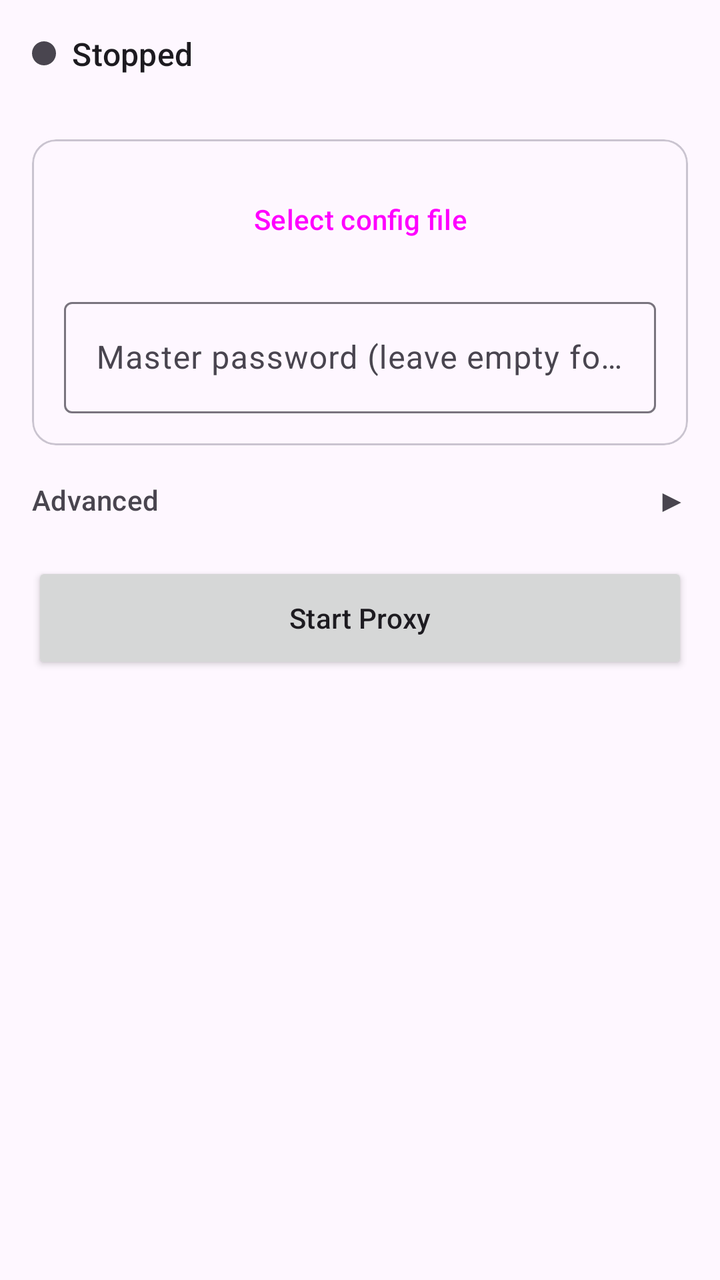
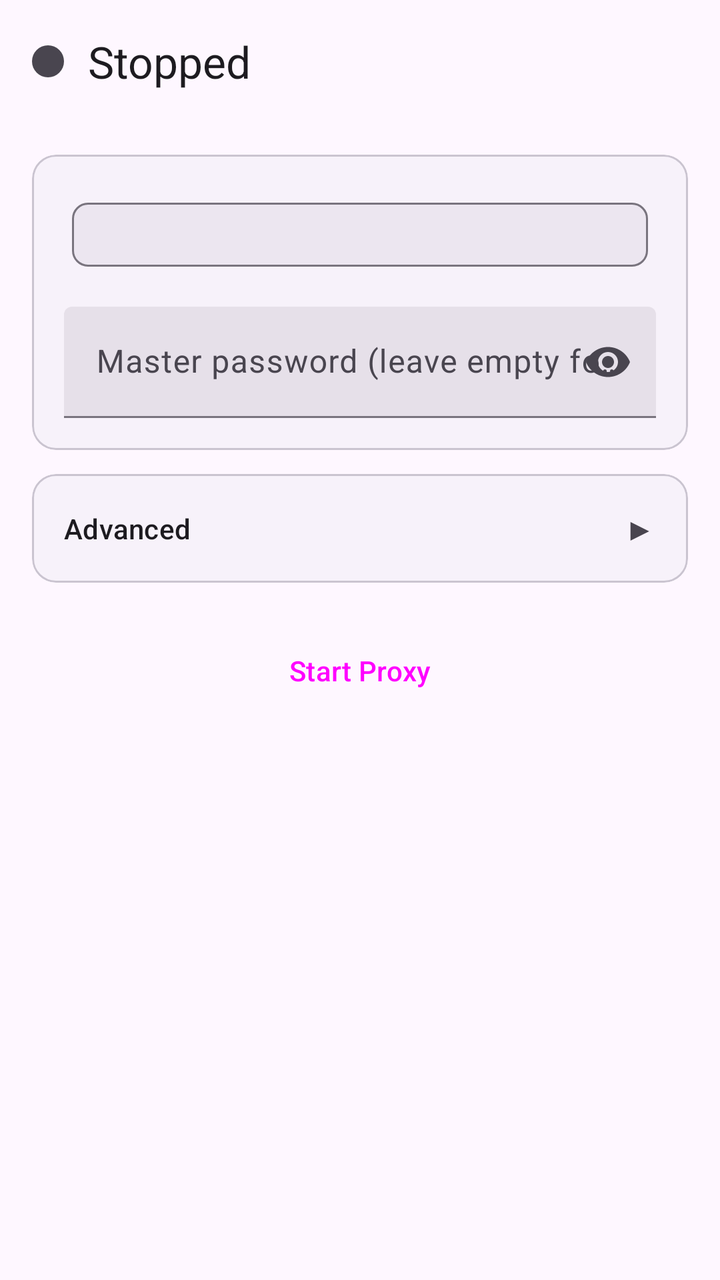

Compare the two renders of this Android layout. The source of the first and the diff that turns it into the second are given below.
<!-- AndroidManifest.xml: application theme Theme.Flowdav -->
<!-- res/layout/activity_main.xml -->
<?xml version="1.0" encoding="utf-8"?>
<ScrollView xmlns:android="http://schemas.android.com/apk/res/android"
    xmlns:app="http://schemas.android.com/apk/res-auto"
    android:layout_width="match_parent"
    android:layout_height="match_parent"
    android:fitsSystemWindows="true">

    <LinearLayout
        android:layout_width="match_parent"
        android:layout_height="wrap_content"
        android:gravity="center_horizontal"
        android:orientation="vertical"
        android:padding="16dp">

        
        <LinearLayout
            android:layout_width="match_parent"
            android:layout_height="wrap_content"
            android:orientation="horizontal"
            android:gravity="center_vertical"
            android:layout_marginBottom="20dp">

            <TextView
                android:id="@+id/statusDot"
                android:layout_width="12dp"
                android:layout_height="12dp"
                android:background="@drawable/status_dot_stopped"
                android:layout_marginEnd="8dp" />

            <TextView
                android:id="@+id/statusText"
                android:layout_width="0dp"
                android:layout_height="wrap_content"
                android:layout_weight="1"
                android:text="@string/status_stopped"
                android:textAppearance="?attr/textAppearanceTitleMedium" />

        </LinearLayout>

        
        <com.google.android.material.button.MaterialButtonToggleGroup
            android:id="@+id/modeToggle"
            android:layout_width="match_parent"
            android:layout_height="wrap_content"
            android:layout_marginBottom="12dp"
            app:singleSelection="true"
            app:selectionRequired="true">

            <Button
                android:id="@+id/modeFile"
                style="?attr/materialButtonOutlinedStyle"
                android:layout_width="0dp"
                android:layout_height="wrap_content"
                android:layout_weight="1"
                android:text="@string/mode_file"
                app:icon="@android:drawable/ic_menu_myplaces"
                android:checked="true" />

            <Button
                android:id="@+id/modeManual"
                style="?attr/materialButtonOutlinedStyle"
                android:layout_width="0dp"
                android:layout_height="wrap_content"
                android:layout_weight="1"
                android:text="@string/mode_manual"
                app:icon="@android:drawable/ic_menu_edit" />

        </com.google.android.material.button.MaterialButtonToggleGroup>

        
        <com.google.android.material.card.MaterialCardView
            android:id="@+id/fileSection"
            style="?attr/materialCardViewOutlinedStyle"
            android:layout_width="match_parent"
            android:layout_height="wrap_content"
            android:layout_marginBottom="8dp"
            app:cardElevation="0dp">

            <LinearLayout
                android:layout_width="match_parent"
                android:layout_height="wrap_content"
                android:orientation="vertical"
                android:padding="16dp">

                <Button
                    android:id="@+id/selectFileButton"
                    style="?attr/materialButtonOutlinedStyle"
                    android:layout_width="match_parent"
                    android:layout_height="wrap_content"
                    android:text="@string/select_file"
                    app:icon="@android:drawable/ic_menu_gallery" />

                <com.google.android.material.chip.Chip
                    android:id="@+id/configChip"
                    android:layout_width="match_parent"
                    android:layout_height="wrap_content"
                    android:layout_marginTop="8dp"
                    android:visibility="gone"
                    style="@style/Widget.Material3.Chip.Input"
                    app:chipIconVisible="false"
                    app:closeIconVisible="true"
                    app:closeIconTint="?attr/colorOnSurfaceVariant" />

                <com.google.android.material.textfield.TextInputLayout
                    android:layout_width="match_parent"
                    android:layout_height="wrap_content"
                    android:layout_marginTop="12dp"
                    style="@style/Widget.Material3.TextInputLayout.OutlinedBox">

                    <com.google.android.material.textfield.TextInputEditText
                        android:id="@+id/passwordInput"
                        android:layout_width="match_parent"
                        android:layout_height="wrap_content"
                        android:hint="@string/password_hint"
                        android:inputType="textPassword" />

                </com.google.android.material.textfield.TextInputLayout>

            </LinearLayout>

        </com.google.android.material.card.MaterialCardView>

        
        <com.google.android.material.card.MaterialCardView
            android:id="@+id/manualSection"
            style="?attr/materialCardViewOutlinedStyle"
            android:layout_width="match_parent"
            android:layout_height="wrap_content"
            android:layout_marginBottom="8dp"
            android:visibility="gone"
            app:cardElevation="0dp">

            <LinearLayout
                android:layout_width="match_parent"
                android:layout_height="wrap_content"
                android:orientation="vertical"
                android:padding="16dp">

                <TextView
                    android:layout_width="wrap_content"
                    android:layout_height="wrap_content"
                    android:text="WebDAV"
                    android:textAppearance="?attr/textAppearanceTitleSmall"
                    android:layout_marginBottom="8dp" />

                <com.google.android.material.textfield.TextInputLayout
                    android:layout_width="match_parent"
                    android:layout_height="wrap_content"
                    style="@style/Widget.Material3.TextInputLayout.OutlinedBox">

                    <com.google.android.material.textfield.TextInputEditText
                        android:id="@+id/webdavUrlInput"
                        android:layout_width="match_parent"
                        android:layout_height="wrap_content"
                        android:hint="@string/webdav_url"
                        android:inputType="textUri" />

                </com.google.android.material.textfield.TextInputLayout>

                <com.google.android.material.textfield.TextInputLayout
                    android:layout_width="match_parent"
                    android:layout_height="wrap_content"
                    android:layout_marginTop="8dp"
                    style="@style/Widget.Material3.TextInputLayout.OutlinedBox">

                    <com.google.android.material.textfield.TextInputEditText
                        android:id="@+id/webdavLoginInput"
                        android:layout_width="match_parent"
                        android:layout_height="wrap_content"
                        android:hint="@string/webdav_login"
                        android:inputType="text" />

                </com.google.android.material.textfield.TextInputLayout>

                <com.google.android.material.textfield.TextInputLayout
                    android:layout_width="match_parent"
                    android:layout_height="wrap_content"
                    android:layout_marginTop="8dp"
                    style="@style/Widget.Material3.TextInputLayout.OutlinedBox">

                    <com.google.android.material.textfield.TextInputEditText
                        android:id="@+id/webdavTokenInput"
                        android:layout_width="match_parent"
                        android:layout_height="wrap_content"
                        android:hint="@string/webdav_token"
                        android:inputType="textPassword" />

                </com.google.android.material.textfield.TextInputLayout>

                <TextView
                    android:layout_width="wrap_content"
                    android:layout_height="wrap_content"
                    android:text="Encryption Keys"
                    android:textAppearance="?attr/textAppearanceTitleSmall"
                    android:layout_marginTop="16dp"
                    android:layout_marginBottom="8dp" />

                <com.google.android.material.textfield.TextInputLayout
                    android:layout_width="match_parent"
                    android:layout_height="wrap_content"
                    style="@style/Widget.Material3.TextInputLayout.OutlinedBox">

                    <com.google.android.material.textfield.TextInputEditText
                        android:id="@+id/encKeyInput"
                        android:layout_width="match_parent"
                        android:layout_height="wrap_content"
                        android:hint="@string/enc_key"
                        android:inputType="text" />

                </com.google.android.material.textfield.TextInputLayout>

                <com.google.android.material.textfield.TextInputLayout
                    android:layout_width="match_parent"
                    android:layout_height="wrap_content"
                    android:layout_marginTop="8dp"
                    style="@style/Widget.Material3.TextInputLayout.OutlinedBox">

                    <com.google.android.material.textfield.TextInputEditText
                        android:id="@+id/hmacKeyInput"
                        android:layout_width="match_parent"
                        android:layout_height="wrap_content"
                        android:hint="@string/hmac_key"
                        android:inputType="text" />

                </com.google.android.material.textfield.TextInputLayout>

            </LinearLayout>

        </com.google.android.material.card.MaterialCardView>

        
        <LinearLayout
            android:layout_width="match_parent"
            android:layout_height="wrap_content"
            android:orientation="vertical"
            android:layout_marginBottom="8dp">

            <LinearLayout
                android:id="@+id/advancedHeader"
                android:layout_width="match_parent"
                android:layout_height="wrap_content"
                android:orientation="horizontal"
                android:gravity="center_vertical"
                android:clickable="true"
                android:focusable="true"
                android:foreground="?attr/selectableItemBackground"
                android:paddingVertical="8dp">

                <TextView
                    android:layout_width="0dp"
                    android:layout_height="wrap_content"
                    android:layout_weight="1"
                    android:text="@string/advanced"
                    android:textAppearance="?attr/textAppearanceTitleSmall"
                    android:textColor="?attr/colorOnSurfaceVariant" />

                <TextView
                    android:id="@+id/advancedArrow"
                    android:layout_width="wrap_content"
                    android:layout_height="wrap_content"
                    android:text="▶"
                    android:textSize="16sp"
                    android:textColor="?attr/colorOnSurfaceVariant" />

            </LinearLayout>

            <com.google.android.material.card.MaterialCardView
                android:id="@+id/advancedContent"
                style="?attr/materialCardViewOutlinedStyle"
                android:layout_width="match_parent"
                android:layout_height="wrap_content"
                android:visibility="gone"
                app:cardElevation="0dp">

                <LinearLayout
                    android:layout_width="match_parent"
                    android:layout_height="wrap_content"
                    android:orientation="vertical"
                    android:padding="16dp">

                    <com.google.android.material.textfield.TextInputLayout
                        android:layout_width="match_parent"
                        android:layout_height="wrap_content"
                        style="@style/Widget.Material3.TextInputLayout.OutlinedBox">

                        <com.google.android.material.textfield.TextInputEditText
                            android:id="@+id/listenAddrInput"
                            android:layout_width="match_parent"
                            android:layout_height="wrap_content"
                            android:hint="@string/listen_addr"
                            android:text="0.0.0.0:1080"
                            android:inputType="text" />

                    </com.google.android.material.textfield.TextInputLayout>

                </LinearLayout>

            </com.google.android.material.card.MaterialCardView>

        </LinearLayout>

        
        <Button
            android:id="@+id/actionButton"
            android:layout_width="match_parent"
            android:layout_height="56dp"
            android:layout_marginTop="4dp"
            android:text="@string/start_proxy"
            android:textAppearance="?attr/textAppearanceLabelLarge" />

        
        <TextView
            android:id="@+id/statsText"
            android:layout_width="match_parent"
            android:layout_height="wrap_content"
            android:layout_marginTop="12dp"
            android:gravity="center"
            android:textAppearance="?attr/textAppearanceBodySmall"
            android:textColor="?attr/colorOnSurfaceVariant"
            android:visibility="gone" />

    </LinearLayout>

</ScrollView>
<!-- resources referenced by this layout -->
<resources>
  <!-- drawable status_dot_stopped (drawable) -->
  <?xml version="1.0" encoding="utf-8"?>
  <shape xmlns:android="http://schemas.android.com/apk/res/android"
      android:shape="oval">
      <solid android:color="?attr/colorOnSurfaceVariant" />
      <size android:width="12dp" android:height="12dp" />
  </shape>
  <string name="advanced">Advanced</string>
  <string name="enc_key">Encryption key (base64, 32 bytes)</string>
  <string name="hmac_key">HMAC key (base64, 32 bytes)</string>
  <string name="listen_addr">Listen address</string>
  <string name="mode_file">Config file</string>
  <string name="mode_manual">Manual</string>
  <string name="password_hint">Master password (leave empty for plaintext)</string>
  <string name="select_file">Select config file</string>
  <string name="start_proxy">Start Proxy</string>
  <string name="status_stopped">Stopped</string>
  <string name="webdav_login">WebDAV login</string>
  <string name="webdav_token">WebDAV password/token</string>
  <string name="webdav_url">WebDAV URL</string>
  <style name="Theme.Flowdav" parent="Theme.Material3.DayNight.NoActionBar" />
</resources>

<!-- the commit's change to res/layout/activity_main.xml (unified diff, before → after) -->
@@ -22,10 +22,10 @@
 
             <TextView
                 android:id="@+id/statusDot"
-                android:layout_width="12dp"
-                android:layout_height="12dp"
+                android:layout_width="16dp"
+                android:layout_height="16dp"
                 android:background="@drawable/status_dot_stopped"
-                android:layout_marginEnd="8dp" />
+                android:layout_marginEnd="12dp" />
 
             <TextView
                 android:id="@+id/statusText"
@@ -33,7 +33,7 @@
                 android:layout_height="wrap_content"
                 android:layout_weight="1"
                 android:text="@string/status_stopped"
-                android:textAppearance="?attr/textAppearanceTitleMedium" />
+                android:textAppearance="?attr/textAppearanceTitleLarge" />
 
         </LinearLayout>
 
@@ -70,11 +70,13 @@
         
         <com.google.android.material.card.MaterialCardView
             android:id="@+id/fileSection"
-            style="?attr/materialCardViewOutlinedStyle"
-            android:layout_width="match_parent"
-            android:layout_height="wrap_content"
-            android:layout_marginBottom="8dp"
-            app:cardElevation="0dp">
+            style="?attr/materialCardViewStyle"
+            android:layout_width="match_parent"
+            android:layout_height="wrap_content"
+            android:layout_marginBottom="12dp"
+            app:cardElevation="0dp"
+            app:cardBackgroundColor="?attr/colorSurfaceContainerLow"
+            app:shapeAppearanceOverlay="@style/ShapeAppearanceOverlay.Card">
 
             <LinearLayout
                 android:layout_width="match_parent"
@@ -82,30 +84,29 @@
                 android:orientation="vertical"
                 android:padding="16dp">
 
-                <Button
-                    android:id="@+id/selectFileButton"
-                    style="?attr/materialButtonOutlinedStyle"
-                    android:layout_width="match_parent"
-                    android:layout_height="wrap_content"
-                    android:text="@string/select_file"
-                    app:icon="@android:drawable/ic_menu_gallery" />
-
                 <com.google.android.material.chip.Chip
                     android:id="@+id/configChip"
                     android:layout_width="match_parent"
                     android:layout_height="wrap_content"
-                    android:layout_marginTop="8dp"
-                    android:visibility="gone"
                     style="@style/Widget.Material3.Chip.Input"
                     app:chipIconVisible="false"
-                    app:closeIconVisible="true"
+                    app:closeIconVisible="false"
+                    app:chipBackgroundColor="?attr/colorSurfaceContainerHigh"
+                    app:chipStartPadding="12dp"
+                    app:chipEndPadding="12dp"
                     app:closeIconTint="?attr/colorOnSurfaceVariant" />
 
                 <com.google.android.material.textfield.TextInputLayout
+                    android:id="@+id/passwordLayout"
                     android:layout_width="match_parent"
                     android:layout_height="wrap_content"
                     android:layout_marginTop="12dp"
-                    style="@style/Widget.Material3.TextInputLayout.OutlinedBox">
+                    style="@style/Widget.Material3.TextInputLayout.FilledBox"
+                    app:endIconMode="password_toggle"
+                    app:boxCornerRadiusTopStart="4dp"
+                    app:boxCornerRadiusTopEnd="4dp"
+                    app:boxCornerRadiusBottomStart="0dp"
+                    app:boxCornerRadiusBottomEnd="0dp">
 
                     <com.google.android.material.textfield.TextInputEditText
                         android:id="@+id/passwordInput"
@@ -123,12 +124,14 @@
         
         <com.google.android.material.card.MaterialCardView
             android:id="@+id/manualSection"
-            style="?attr/materialCardViewOutlinedStyle"
-            android:layout_width="match_parent"
-            android:layout_height="wrap_content"
-            android:layout_marginBottom="8dp"
+            style="?attr/materialCardViewStyle"
+            android:layout_width="match_parent"
+            android:layout_height="wrap_content"
+            android:layout_marginBottom="12dp"
             android:visibility="gone"
-            app:cardElevation="0dp">
+            app:cardElevation="0dp"
+            app:cardBackgroundColor="?attr/colorSurfaceContainerLow"
+            app:shapeAppearanceOverlay="@style/ShapeAppearanceOverlay.Card">
 
             <LinearLayout
                 android:layout_width="match_parent"
@@ -141,12 +144,16 @@
                     android:layout_height="wrap_content"
                     android:text="WebDAV"
                     android:textAppearance="?attr/textAppearanceTitleSmall"
-                    android:layout_marginBottom="8dp" />
-
-                <com.google.android.material.textfield.TextInputLayout
-                    android:layout_width="match_parent"
-                    android:layout_height="wrap_content"
-                    style="@style/Widget.Material3.TextInputLayout.OutlinedBox">
+                    android:layout_marginBottom="12dp" />
+
+                <com.google.android.material.textfield.TextInputLayout
+                    android:layout_width="match_parent"
+                    android:layout_height="wrap_content"
+                    style="@style/Widget.Material3.TextInputLayout.FilledBox"
+                    app:boxCornerRadiusTopStart="4dp"
+                    app:boxCornerRadiusTopEnd="4dp"
+                    app:boxCornerRadiusBottomStart="0dp"
+                    app:boxCornerRadiusBottomEnd="0dp">
 
                     <com.google.android.material.textfield.TextInputEditText
                         android:id="@+id/webdavUrlInput"
@@ -161,7 +168,11 @@
                     android:layout_width="match_parent"
                     android:layout_height="wrap_content"
                     android:layout_marginTop="8dp"
-                    style="@style/Widget.Material3.TextInputLayout.OutlinedBox">
+                    style="@style/Widget.Material3.TextInputLayout.FilledBox"
+                    app:boxCornerRadiusTopStart="4dp"
+                    app:boxCornerRadiusTopEnd="4dp"
+                    app:boxCornerRadiusBottomStart="0dp"
+                    app:boxCornerRadiusBottomEnd="0dp">
 
                     <com.google.android.material.textfield.TextInputEditText
                         android:id="@+id/webdavLoginInput"
@@ -176,7 +187,12 @@
                     android:layout_width="match_parent"
                     android:layout_height="wrap_content"
                     android:layout_marginTop="8dp"
-                    style="@style/Widget.Material3.TextInputLayout.OutlinedBox">
+                    style="@style/Widget.Material3.TextInputLayout.FilledBox"
+                    app:boxCornerRadiusTopStart="4dp"
+                    app:boxCornerRadiusTopEnd="4dp"
+                    app:boxCornerRadiusBottomStart="0dp"
+                    app:boxCornerRadiusBottomEnd="0dp"
+                    app:endIconMode="password_toggle">
 
                     <com.google.android.material.textfield.TextInputEditText
                         android:id="@+id/webdavTokenInput"
@@ -192,13 +208,20 @@
                     android:layout_height="wrap_content"
                     android:text="Encryption Keys"
                     android:textAppearance="?attr/textAppearanceTitleSmall"
-                    android:layout_marginTop="16dp"
-                    android:layout_marginBottom="8dp" />
-
-                <com.google.android.material.textfield.TextInputLayout
-                    android:layout_width="match_parent"
-                    android:layout_height="wrap_content"
-                    style="@style/Widget.Material3.TextInputLayout.OutlinedBox">
+                    android:layout_marginTop="20dp"
+                    android:layout_marginBottom="12dp" />
+
+                <com.google.android.material.textfield.TextInputLayout
+                    android:id="@+id/encKeyLayout"
+                    android:layout_width="match_parent"
+                    android:layout_height="wrap_content"
+                    style="@style/Widget.Material3.TextInputLayout.FilledBox"
+                    app:boxCornerRadiusTopStart="4dp"
+                    app:boxCornerRadiusTopEnd="4dp"
+                    app:boxCornerRadiusBottomStart="0dp"
+                    app:boxCornerRadiusBottomEnd="0dp"
+                    app:endIconMode="custom"
+                    app:endIconDrawable="@drawable/ic_paste">
 
                     <com.google.android.material.textfield.TextInputEditText
                         android:id="@+id/encKeyInput"
@@ -210,10 +233,17 @@
                 </com.google.android.material.textfield.TextInputLayout>
 
                 <com.google.android.material.textfield.TextInputLayout
+                    android:id="@+id/hmacKeyLayout"
                     android:layout_width="match_parent"
                     android:layout_height="wrap_content"
                     android:layout_marginTop="8dp"
-                    style="@style/Widget.Material3.TextInputLayout.OutlinedBox">
+                    style="@style/Widget.Material3.TextInputLayout.FilledBox"
+                    app:boxCornerRadiusTopStart="4dp"
+                    app:boxCornerRadiusTopEnd="4dp"
+                    app:boxCornerRadiusBottomStart="0dp"
+                    app:boxCornerRadiusBottomEnd="0dp"
+                    app:endIconMode="custom"
+                    app:endIconDrawable="@drawable/ic_paste">
 
                     <com.google.android.material.textfield.TextInputEditText
                         android:id="@+id/hmacKeyInput"
@@ -229,54 +259,54 @@
         </com.google.android.material.card.MaterialCardView>
 
         
-        <LinearLayout
-            android:layout_width="match_parent"
-            android:layout_height="wrap_content"
-            android:orientation="vertical"
-            android:layout_marginBottom="8dp">
+        <com.google.android.material.card.MaterialCardView
+            android:id="@+id/advancedHeader"
+            style="?attr/materialCardViewStyle"
+            android:layout_width="match_parent"
+            android:layout_height="wrap_content"
+            android:layout_marginBottom="12dp"
+            android:clickable="true"
+            android:focusable="true"
+            android:foreground="?attr/selectableItemBackground"
+            app:cardElevation="0dp"
+            app:cardBackgroundColor="?attr/colorSurfaceContainerLow"
+            app:shapeAppearanceOverlay="@style/ShapeAppearanceOverlay.Card">
 
             <LinearLayout
-                android:id="@+id/advancedHeader"
                 android:layout_width="match_parent"
                 android:layout_height="wrap_content"
-                android:orientation="horizontal"
-                android:gravity="center_vertical"
-                android:clickable="true"
-                android:focusable="true"
-                android:foreground="?attr/selectableItemBackground"
-                android:paddingVertical="8dp">
-
-                <TextView
-                    android:layout_width="0dp"
-                    android:layout_height="wrap_content"
-                    android:layout_weight="1"
-                    android:text="@string/advanced"
-                    android:textAppearance="?attr/textAppearanceTitleSmall"
-                    android:textColor="?attr/colorOnSurfaceVariant" />
-
-                <TextView
-                    android:id="@+id/advancedArrow"
-                    android:layout_width="wrap_content"
-                    android:layout_height="wrap_content"
-                    android:text="▶"
-                    android:textSize="16sp"
-                    android:textColor="?attr/colorOnSurfaceVariant" />
-
-            </LinearLayout>
-
-            <com.google.android.material.card.MaterialCardView
-                android:id="@+id/advancedContent"
-                style="?attr/materialCardViewOutlinedStyle"
-                android:layout_width="match_parent"
-                android:layout_height="wrap_content"
-                android:visibility="gone"
-                app:cardElevation="0dp">
+                android:orientation="vertical"
+                android:padding="16dp">
 
                 <LinearLayout
                     android:layout_width="match_parent"
                     android:layout_height="wrap_content"
+                    android:orientation="horizontal"
+                    android:gravity="center_vertical">
+
+                    <TextView
+                        android:layout_width="0dp"
+                        android:layout_height="wrap_content"
+                        android:layout_weight="1"
+                        android:text="@string/advanced"
+                        android:textAppearance="?attr/textAppearanceTitleSmall" />
+
+                    <TextView
+                        android:id="@+id/advancedArrow"
+                        android:layout_width="wrap_content"
+                        android:layout_height="wrap_content"
+                        android:text="▶"
+                        android:textSize="16sp" />
+
+                </LinearLayout>
+
+                <LinearLayout
+                    android:id="@+id/advancedContent"
+                    android:layout_width="match_parent"
+                    android:layout_height="wrap_content"
+                    android:layout_marginTop="12dp"
                     android:orientation="vertical"
-                    android:padding="16dp">
+                    android:visibility="gone">
 
                     <com.google.android.material.textfield.TextInputLayout
                         android:layout_width="match_parent"
@@ -288,25 +318,26 @@
                             android:layout_width="match_parent"
                             android:layout_height="wrap_content"
                             android:hint="@string/listen_addr"
-                            android:text="0.0.0.0:1080"
                             android:inputType="text" />
 
                     </com.google.android.material.textfield.TextInputLayout>
 
                 </LinearLayout>
 
-            </com.google.android.material.card.MaterialCardView>
-
-        </LinearLayout>
+            </LinearLayout>
+
+        </com.google.android.material.card.MaterialCardView>
 
         
         <Button
             android:id="@+id/actionButton"
+            style="?attr/materialButtonStyle"
             android:layout_width="match_parent"
             android:layout_height="56dp"
             android:layout_marginTop="4dp"
             android:text="@string/start_proxy"
-            android:textAppearance="?attr/textAppearanceLabelLarge" />
+            android:textAppearance="?attr/textAppearanceLabelLarge"
+            app:shapeAppearanceOverlay="@style/ShapeAppearanceOverlay.Button" />
 
         
         <TextView
<!-- resource entries referenced after the edit -->
@@ -1,5 +1,17 @@
 <!-- resources referenced by this layout -->
 <resources>
+  <!-- drawable ic_paste (drawable) -->
+  <?xml version="1.0" encoding="utf-8"?>
+  <vector xmlns:android="http://schemas.android.com/apk/res/android"
+      android:width="24dp"
+      android:height="24dp"
+      android:viewportWidth="24"
+      android:viewportHeight="24"
+      android:tint="?attr/colorOnSurfaceVariant">
+      <path
+          android:fillColor="#FF000000"
+          android:pathData="M19,2h-4.18C14.4,0.84 13.3,0 12,0S9.6,0.84 9.18,2H5C3.9,2 3,2.9 3,4v16c0,1.1 0.9,2 2,2h14c1.1,0 2,-0.9 2,-2V4C21,2.9 20.1,2 19,2zM12,2c0.55,0 1,0.45 1,1s-0.45,1 -1,1 -1,-0.45 -1,-1 0.45,-1 1,-1zM17,12h-4v4h-2v-4H7v-2h4V8h2v4h4V12z" />
+  </vector>
   <!-- drawable status_dot_stopped (drawable) -->
   <?xml version="1.0" encoding="utf-8"?>
   <shape xmlns:android="http://schemas.android.com/apk/res/android"
@@ -14,12 +26,19 @@
   <string name="mode_file">Config file</string>
   <string name="mode_manual">Manual</string>
   <string name="password_hint">Master password (leave empty for plaintext)</string>
-  <string name="select_file">Select config file</string>
   <string name="start_proxy">Start Proxy</string>
   <string name="status_stopped">Stopped</string>
   <string name="webdav_login">WebDAV login</string>
   <string name="webdav_token">WebDAV password/token</string>
   <string name="webdav_url">WebDAV URL</string>
+  <style name="ShapeAppearanceOverlay.Button" parent="">
+          <item name="cornerFamily">rounded</item>
+          <item name="cornerSize">16dp</item>
+      </style>
+  <style name="ShapeAppearanceOverlay.Card" parent="">
+          <item name="cornerFamily">rounded</item>
+          <item name="cornerSize">12dp</item>
+      </style>
   <style name="Theme.Flowdav" parent="Theme.Material3.DayNight.NoActionBar" />
 </resources>
 
